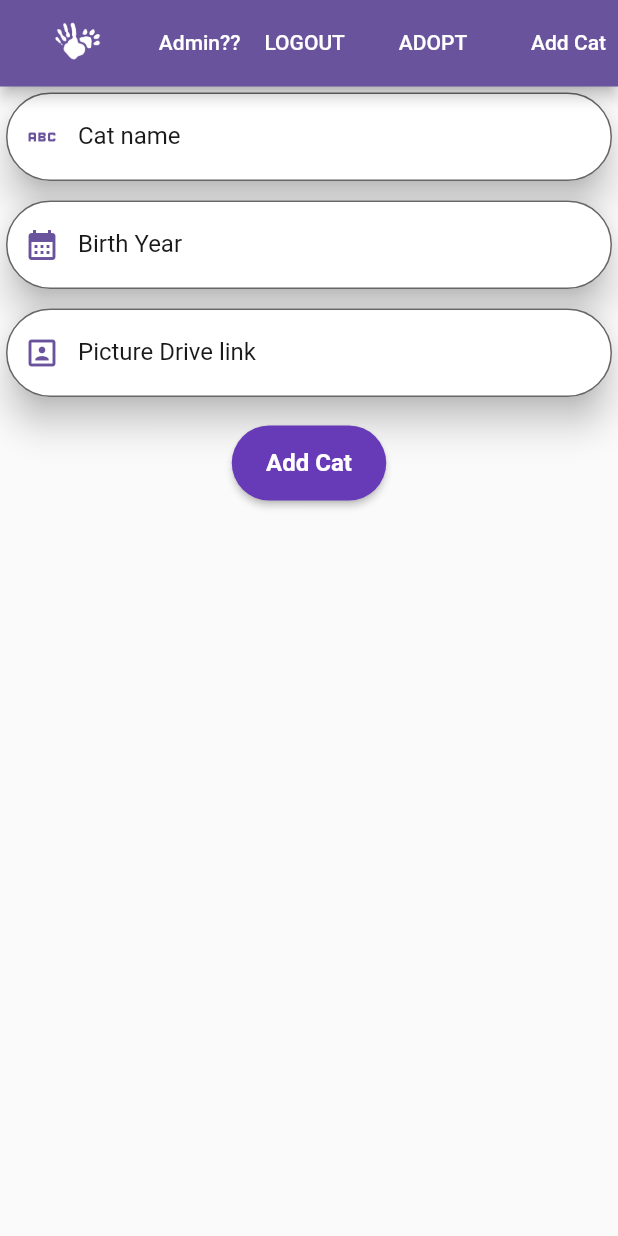
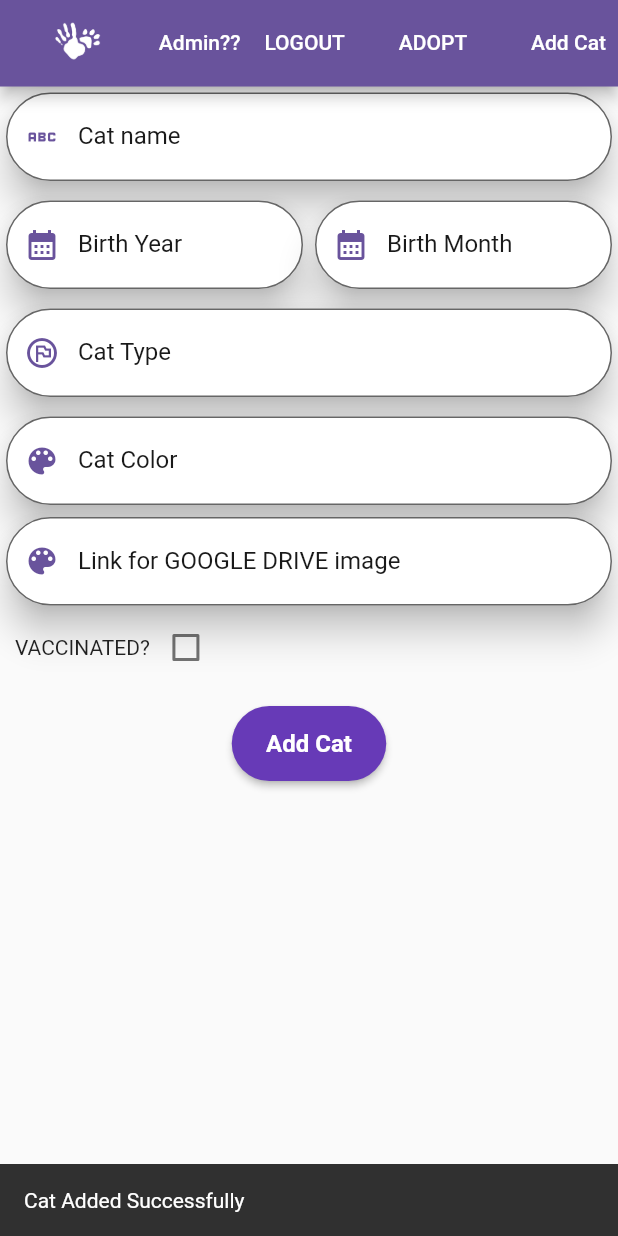
Before and after one commit to ZiadAssem/flutter_application_1, a Flutter app: the AddCat screen opened directly, after a tap on "Add Cat", on a phone screen of 412 x 824 dp. Run offline on Flutter 3.47's test engine with Material 2 defaults, Android fonts, the phone set to English and light mode, and no system bars; our stand-ins replace carousel_slider, cloud_firestore, file_picker, firebase_auth, firebase_core, firebase_database and 3 more; accounts and stored records are empty.

Commit message:
finalized cat form

```diff
--- a/lib/classes/cat.dart
+++ b/lib/classes/cat.dart
@@ -1,4 +1,6 @@
 import 'package:firebase_database/firebase_database.dart';
+import 'package:get/get.dart';
+
 
 import '../utils/database.dart';
 
@@ -10,11 +12,7 @@ String imageUrl='';
 int age=0;
 static var catCounter=0;
 static Map catMapHelper={};
-static  Map cat = {
-  'key':{
-  'catName' : 'ostor',
-  }
-};
+
 
 
 
@@ -27,15 +25,24 @@ FirebaseDatabase database = FirebaseDatabase.instance;
 static DatabaseReference reference = FirebaseDatabase.instance.ref('cat/');
 
 //Add Birth Month later
- static void  addCat(name,birthYear,imageUrl) {
+ static void  addCat(name,birthYear,birthMonth,vaccinated,type,color,imageUrl) {
 
 
   reference.push().set({
     'name': name,
     'birthYear':birthYear,
+    'birthMonth':birthMonth,
+    'vaccinated':vaccinated,
+    'type':type,
+    'color':color,
     'imageUrl':imageUrl,
 
-    });
+    }).whenComplete(() =>
+     Get.showSnackbar(const GetSnackBar(message: 'Cat Added Successfully',))
+
+    ).onError((error, stackTrace) =>
+          Get.showSnackbar(GetSnackBar(message: error.toString(),))
+    );
 }
 static  getCount(snapshot){
    Query ref = DbHelper.getQuery('cat');
--- a/lib/main.dart
+++ b/lib/main.dart
@@ -1,8 +1,11 @@
 import 'package:firebase_core/firebase_core.dart';
+import 'package:flutter_application_1/screens/admin-screens/addcatscreen.dart';
 import 'package:flutter_application_1/screens/adoptscreen.dart';
 import 'package:get/get.dart';
 import 'firebase_options.dart';
 import 'package:flutter/material.dart';
+
+import 'screens/admin-screens/admin_dashboard.dart';
 
 
 
@@ -37,7 +40,7 @@ class App extends StatelessWidget {
           }
           if(snapshot.connectionState==ConnectionState.done){
             //return const HomeScreen();
-           return AdoptionScreen();
+           return AddCat();
            //return SignUpScreen();
            // return AddCat();
           }
--- a/lib/mixins/validation_mixin.dart
+++ b/lib/mixins/validation_mixin.dart
@@ -14,6 +14,11 @@ class ValidationMixin {
     }
     return null;
   }
-
+  String? validateEmpty(String? value) {
+    if (value==null) {
+      return 'Please fill the form';
+    }
+    return null;
+  }
 
 }
--- a/lib/screens/admin-screens/addcatscreen.dart
+++ b/lib/screens/admin-screens/addcatscreen.dart
@@ -1,6 +1,9 @@
 import 'package:file_picker/file_picker.dart';
 import 'package:flutter/material.dart';
+import 'package:flutter_application_1/mixins/validation_mixin.dart';
 import 'package:flutter_application_1/reusable_widgets/reusable_widget.dart';
+import 'package:flutter_application_1/src2/addcat_controller.dart';
+import 'package:get/get.dart';
 import '../../utils/database.dart';
 import '../../classes/cat.dart';
 
@@ -11,45 +14,106 @@ class AddCat extends StatefulWidget {
   State<AddCat> createState() => _AddCatState();
 }
 
-class _AddCatState extends State<AddCat> {
+class _AddCatState extends State<AddCat> with ValidationMixin {
   final formKey = GlobalKey<FormState>();
-    final controller = TextEditingController();
+  final addCatController = Get.put(AddCatController());
+  bool value = false;
   @override
   Widget build(BuildContext context) {
     MediaQueryData homeQuery = MediaQuery.of(context);
     return Scaffold(
-      appBar: appBarCustom(context,homeQuery)as PreferredSize,
-      body:catForm(formKey, context, homeQuery) ,
+      appBar: appBarCustom(context, homeQuery) as PreferredSize,
+      body: catForm(
+          formKey,
+          context,
+          homeQuery,
+          addCatController,
+          validateEmpty,
+          Checkbox(
+
+            value: this.value,
+            onChanged: (bool? value) {
+              setState(() {
+                this.value = value!;
+              });
+            },
+          ),
+          value,
+          ),
+
     );
   }
 }
 
-Widget catForm(key,context,homeQuery){
-  final nameController = TextEditingController();
-  final birthController = TextEditingController();
-  final imageController = TextEditingController();
+Widget catForm(
+    formKey, context, homeQuery, controller, validateEmpty, checkBox,value) {
   return Form(
+    key: formKey,
     child: Column(
       children: [
-        reusableTextField("Cat name", Icons.abc, false, nameController),
-        const SizedBox(height: 5,),
-        reusableTextField('Birth Year',Icons.calendar_month, false, birthController),
-        const SizedBox(height: 5,),
-        reusableTextField('Picture Drive link', Icons.portrait, false, imageController),
-        const SizedBox(height: 5,),
+        reusableTextField(
+            "Cat name", Icons.abc, false, controller.name, validateEmpty),
+        const SizedBox(
+          height: 5,
+        ),
 
-        firebaseUIButton(context, 'Add Cat',
-        (){
-          Cat.addCat(nameController.text.trim(),birthController.text.trim(),imageController.text.trim());
-        },
-        homeQuery.size.width*0.25 )
+
+        Row(
+          children: [
+            Expanded(
+              child:  reusableTextField('Birth Year', Icons.calendar_month, false,
+            controller.birthYear, validateEmpty),
+              ),
+            Expanded(
+              child: reusableTextField('Birth Month', Icons.calendar_month, false,
+            controller.birthMonth, validateEmpty),
+              )
+          ],
+        ),
+
+        const SizedBox(
+          height: 5,
+        ),
+        reusableTextField('Cat Type', Icons.flag_circle_outlined, false,
+            controller.type, validateEmpty),
+        const SizedBox(
+          height: 5,
+        ),
+        reusableTextField('Cat Color', Icons.color_lens_rounded, false,
+            controller.color, validateEmpty),
+        reusableTextField('Link for GOOGLE DRIVE image', Icons.color_lens_rounded, false,
+            controller.image, validateEmpty),
+        Row(
+          children: [
+            SizedBox(width: 10,),
+            const Text('VACCINATED?'),
+            checkBox,
+          ],
+        ),
+
+
+        const SizedBox(
+          height: 5,
+        ),
+        firebaseUIButton(context, 'Add Cat', () {
+          if (formKey.currentState.validate()) {
+            Cat.addCat(
+                controller.name.text.trim(),
+                controller.birthYear.text.trim(),
+                controller.birthMonth.text.trim(),
+                value,
+                controller.type.text.trim(),
+                controller.color.text.trim(),
+                controller.image.text.trim());
+
+          }
+        }, homeQuery.size.width * 0.25)
       ],
     ),
   );
 }
 
 Future<void> pickFile() async {
-
   var result = await FilePicker.platform.pickFiles(
     type: FileType.image,
   );
@@ -58,5 +122,4 @@ Future<void> pickFile() async {
     final fileBytes = result.files.first.bytes;
     final fileName = result.files.first.name;
   }
-
 }
--- a/lib/screens/loginscreen.dart
+++ b/lib/screens/loginscreen.dart
@@ -141,7 +141,7 @@ Widget submitButton(context, controller, formKey, loggedIn) {
       if (formKey.currentState!.validate()) {
         //loginFormKey.currentState?.save();
         LoginController.instance.loginUser(
-            controller.email.text.trim() as String,
+            controller.email.text.toLowerCase().trim() as String,
             controller.password.text.trim() as String);
            formKey.currentState.reset();
 
--- /dev/null
+++ b/lib/src2/addcat_controller.dart
@@ -0,0 +1,17 @@
+import 'package:get/get.dart';
+
+import 'package:flutter/material.dart';
+import 'package:get/get.dart';
+
+class AddCatController extends GetxController{
+  static AddCatController get instance => Get.find();
+
+
+  final name = TextEditingController();
+  final birthYear = TextEditingController();
+  final birthMonth = TextEditingController();
+  final type = TextEditingController();
+  final color = TextEditingController();
+  final image = TextEditingController();
+
+}
```
Lines whose indentation alone changed are shown as unchanged.
